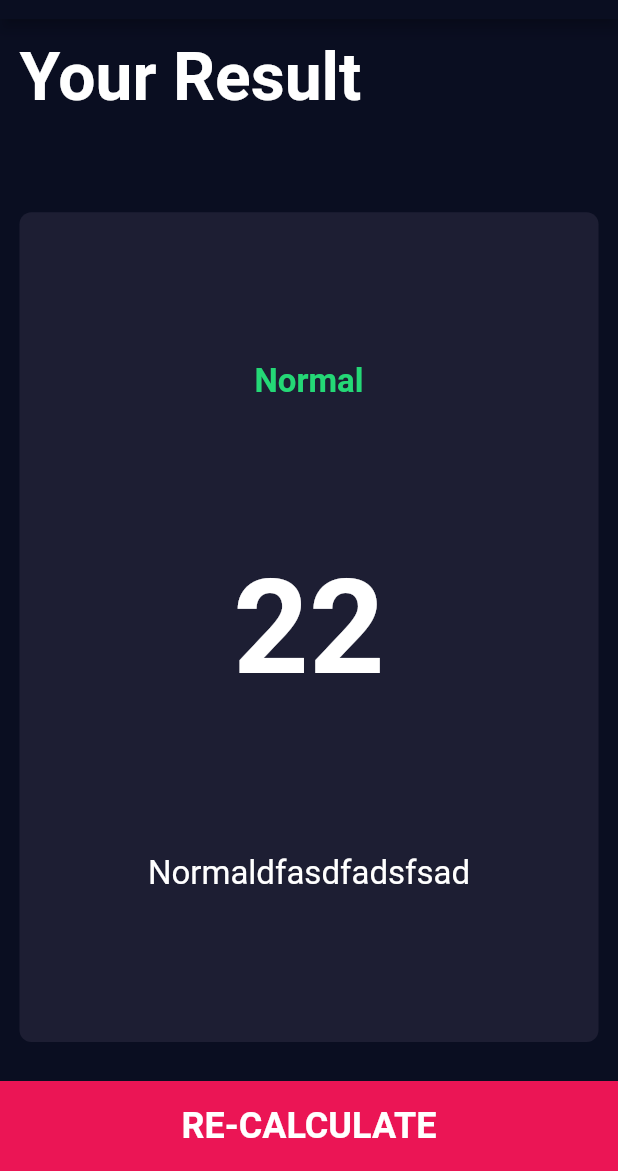
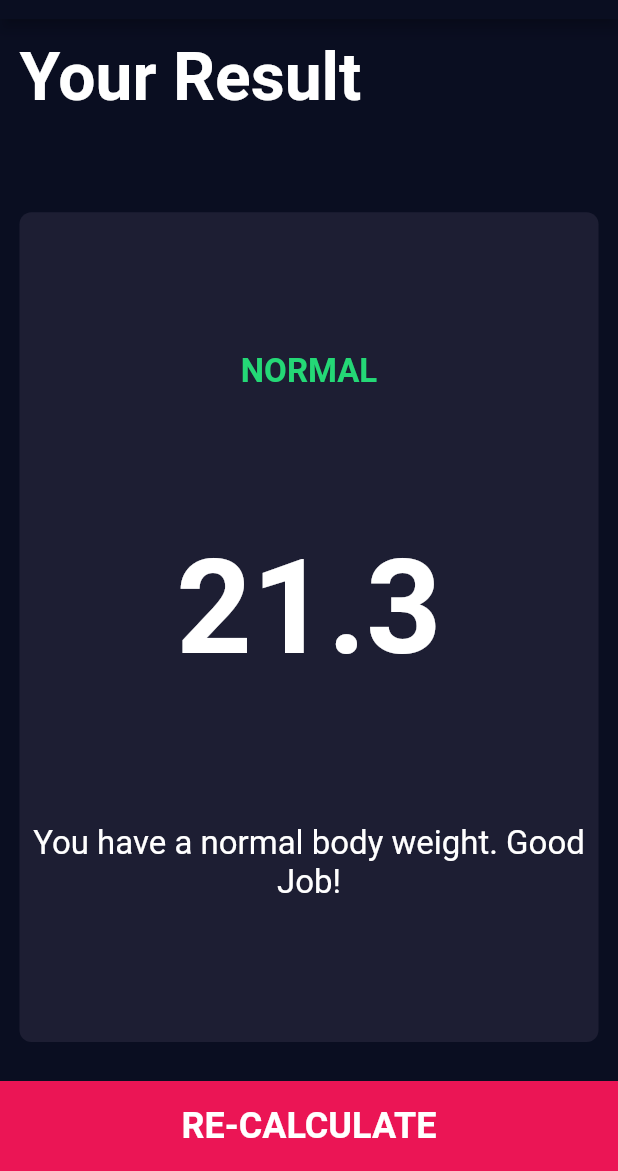
Before and after one commit to iamoguzhanarslantas/bmi_calculator, a Flutter app: the screen it shows after launch, after a tap on "CALCULATE", on a phone screen of 412 x 824 dp, the part 65-1236 px from its top. Run offline on Flutter 3.47's test engine with Material 2 defaults, Android fonts, the phone set to English and light mode, and no system bars.

Commit message:
add the BMI Calculator Functionality

```diff
--- /dev/null
+++ b/lib/calculator_brain.dart
@@ -0,0 +1,37 @@
+// ignore_for_file: public_member_api_docs, sort_constructors_first
+import 'dart:math';
+
+class CalculatorBrain {
+  final int height;
+  final int weight;
+  double _bmi = 0;
+  CalculatorBrain({
+    required this.height,
+    required this.weight,
+  });
+
+  String calculateBMI() {
+    _bmi = weight / pow(height / 100, 2);
+    return _bmi.toStringAsFixed(1);
+  }
+
+  String getResult() {
+    if (_bmi >= 25) {
+      return 'OverWeight';
+    } else if (_bmi > 18.5) {
+      return 'Normal';
+    } else {
+      return 'UnderWeight';
+    }
+  }
+
+  String getInterpretation() {
+    if (_bmi >= 25) {
+      return 'You have a higher than normal body weight. Try to exercise more.';
+    } else if (_bmi > 18.5) {
+      return 'You have a normal body weight. Good Job!';
+    } else {
+      return 'You have a lower than normal body weight. You can eat a bit more.';
+    }
+  }
+}
--- a/lib/screens/input_page.dart
+++ b/lib/screens/input_page.dart
@@ -1,3 +1,4 @@
+import 'package:bmi_calculator/calculator_brain.dart';
 import 'package:flutter/material.dart';
 
 import '../components/buttom_button.dart';
@@ -213,9 +214,15 @@ class _InputPageState extends State<InputPage> {
           ),
           BottomButton(
             onTap: () {
+              CalculatorBrain calc =
+                  CalculatorBrain(height: height, weight: weight);
               Navigator.of(context).push(
                 MaterialPageRoute(
-                  builder: (context) => const ResultsPage(),
+                  builder: (context) => ResultsPage(
+                    bmiResult: calc.calculateBMI(),
+                    resultText: calc.getResult(),
+                    interpretation: calc.getInterpretation(),
+                  ),
                 ),
               );
             },
--- a/lib/screens/results_page.dart
+++ b/lib/screens/results_page.dart
@@ -5,7 +5,15 @@ import 'package:flutter/material.dart';
 import '../constants.dart';
 
 class ResultsPage extends StatelessWidget {
-  const ResultsPage({super.key});
+  final String bmiResult;
+  final String resultText;
+  final String interpretation;
+  const ResultsPage({
+    super.key,
+    required this.bmiResult,
+    required this.resultText,
+    required this.interpretation,
+  });
 
   @override
   Widget build(BuildContext context) {
@@ -35,17 +43,17 @@ class ResultsPage extends StatelessWidget {
               cardChild: Column(
                 mainAxisAlignment: MainAxisAlignment.spaceEvenly,
                 crossAxisAlignment: CrossAxisAlignment.center,
-                children: const [
+                children: [
                   Text(
-                    'Normal',
+                    resultText.toUpperCase(),
                     style: kResultTextStyle,
                   ),
                   Text(
-                    '22',
+                    bmiResult,
                     style: kBMITextStyle,
                   ),
                   Text(
-                    'Normaldfasdfadsfsad',
+                    interpretation,
                     style: kBodyTextStyle,
                     textAlign: TextAlign.center,
                   ),
```
